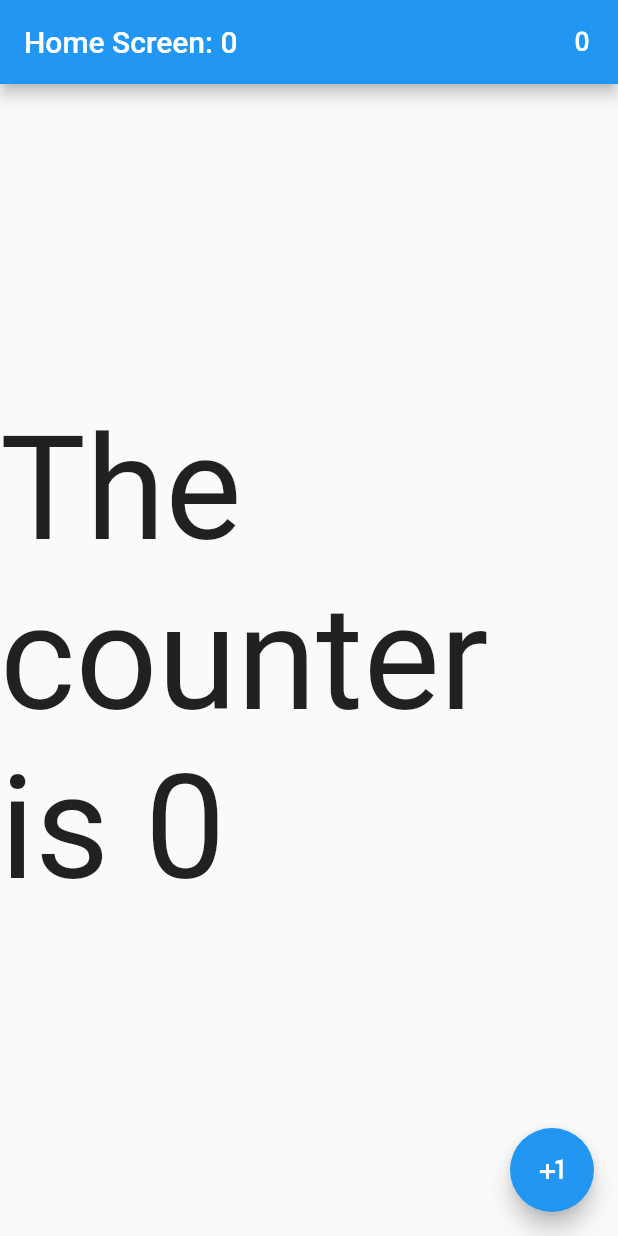
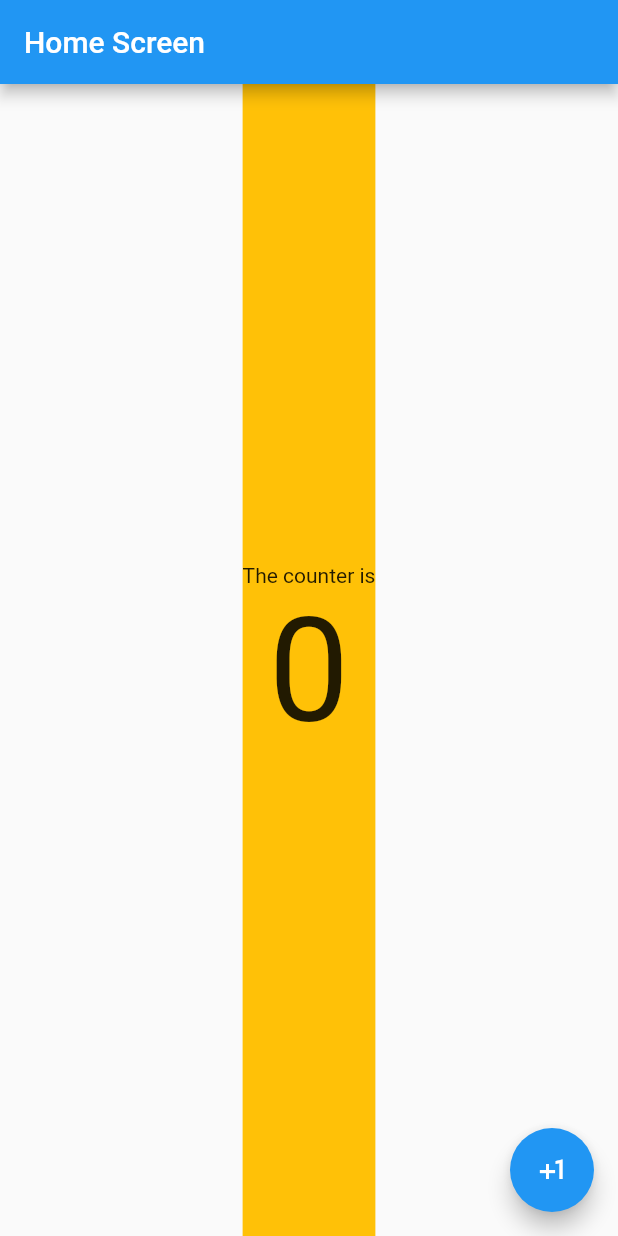
Before and after one commit to eduhoratiu/create_apps_with_flutter, a Flutter app: the screen it shows after launch, on a phone screen of 412 x 824 dp. Run offline on Flutter 3.47's test engine with Material 2 defaults, Android fonts, the light colour scheme and no system bars.

Commit message:
Add counter display widget

```diff
--- a/flutter_app_4/lib/screens/home_screen.dart
+++ b/flutter_app_4/lib/screens/home_screen.dart
@@ -1,6 +1,7 @@
 import 'package:flutter/material.dart';
 
 import '../common/strings.dart' as strings;
+import '../widgets/counter_display.dart';
 
 class HomeScreen extends StatefulWidget {
   const HomeScreen({super.key});
@@ -16,23 +17,18 @@ class _HomeScreenState extends State<HomeScreen> {
   Widget build(BuildContext context) {
     return Scaffold(
       appBar: AppBar(
-        title: Text('${strings.homeScreenTitle}: $counter'),
-        actions: [
-          IconButton(
-            onPressed: () => setState(() {
-              counter = 0;
-            }),
-            icon: const Icon(Icons.exposure_zero),
-          )
-        ],
+        title: const Text(strings.homeScreenTitle),
+        // actions: [
+        //   IconButton(
+        //     onPressed: () => setState(() {
+        //       counter = 0;
+        //     }),
+        //     icon: const Icon(Icons.exposure_zero),
+        //   )
+        // ],
       ),
       body: Center(
-        child: Text(
-          'The counter is $counter',
-          style: const TextStyle(
-            fontSize: 96.0,
-          ),
-        ),
+        child: CounterDisplay(counter: counter),
       ),
       floatingActionButton: FloatingActionButton(
         child: const Icon(Icons.plus_one),
--- /dev/null
+++ b/flutter_app_4/lib/widgets/counter_display.dart
@@ -0,0 +1,30 @@
+import 'package:flutter/material.dart';
+
+/// A widget that displays a counter value.
+class CounterDisplay extends StatelessWidget {
+  const CounterDisplay({
+    super.key,
+    required this.counter,
+  });
+
+  /// The counter value to display.
+  final int counter;
+
+  @override
+  Widget build(BuildContext context) {
+    return ColoredBox(
+      color: Colors.amber,
+      child: Column(
+        mainAxisAlignment: MainAxisAlignment.center,
+        // crossAxisAlignment: CrossAxisAlignment.start,
+        children: [
+          const Text('The counter is'),
+          Text(
+            '$counter',
+            style: const TextStyle(fontSize: 96.0),
+          ),
+        ],
+      ),
+    );
+  }
+}
```
